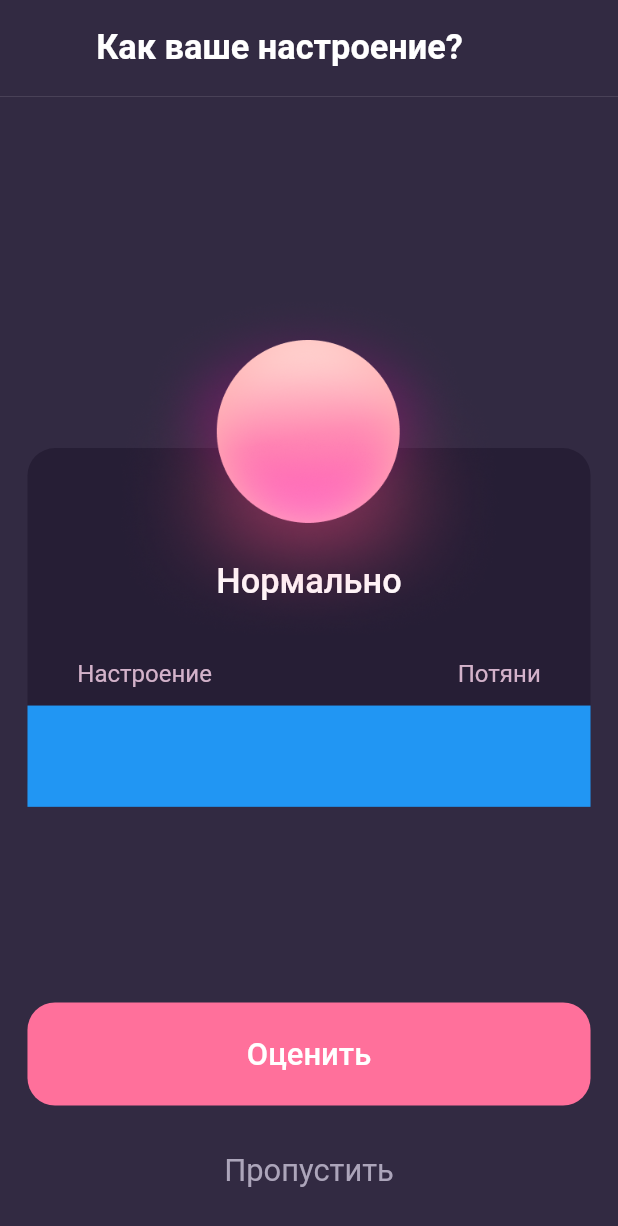
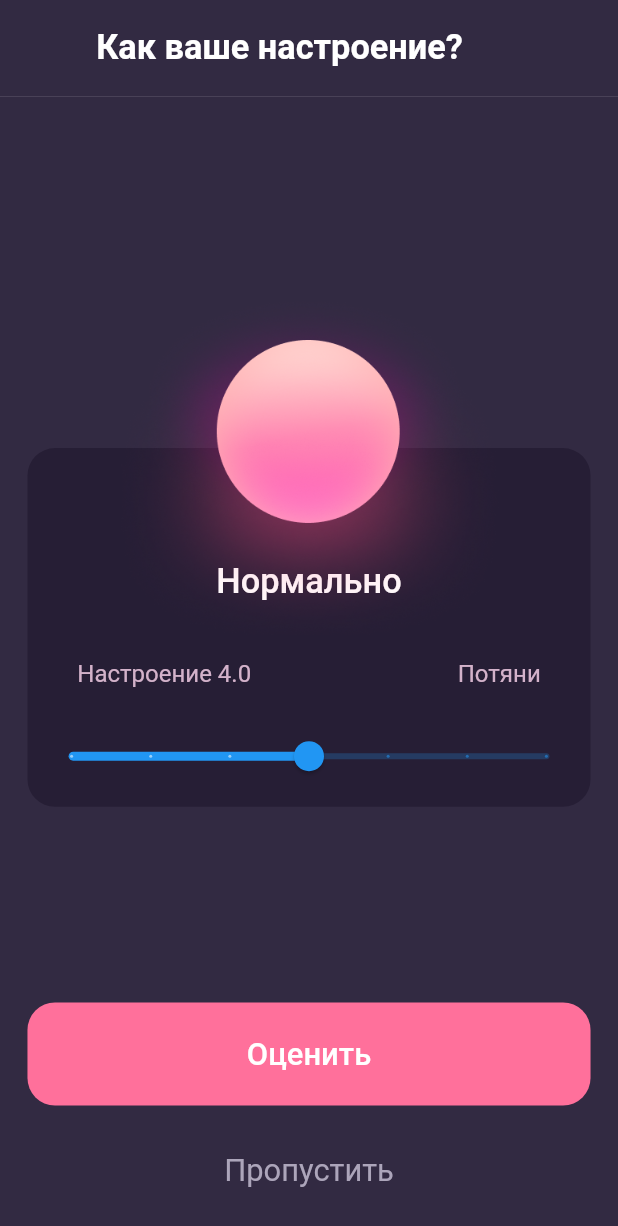
Before and after one commit to fedosovmu/mind_tracker, a Flutter app: the screen it shows after launch, on a phone screen of 412 x 824 dp. Shown: the top 1226 px of the screen. Run offline on Flutter 3.47's test engine with Material 2 defaults, Android fonts, the light colour scheme and no system bars; missing offline and left inert: dart:ffi.

Commit message:
Добавлен слайдае, а также смена цветов виджетов. Но слайдер пока имеет дефолтные стили.

```diff
--- a/lib/app_colors.dart
+++ b/lib/app_colors.dart
@@ -44,7 +44,6 @@ class AppColors {
   static final moodAssessmentPage = {
     'backgroundColor': _backgroundColor,
     'appBarTextColor': _designColors['White'],
-    'assessMoodButtonColor': _designColors['MoodColors']['4'],
     'assessMoodButtonTextColor': _designColors['White'],
     'skipButtonTextColor': Color(0xFFACA5BA),
     'moodAssessorBackgroundColor': _designColors['Purple']['SuperDark'],
--- a/lib/mood_assessment_page.dart
+++ b/lib/mood_assessment_page.dart
@@ -3,7 +3,17 @@ import 'app_colors.dart';
 import 'metrics.dart';
 
 
-class MoodAssessmentPage extends StatelessWidget {
+class MoodAssessmentPage extends StatefulWidget {
+  MoodAssessmentPage({Key key}) : super(key: key);
+
+  @override
+  _MoodAssessmentPageState createState() => _MoodAssessmentPageState();
+}
+
+class _MoodAssessmentPageState extends State<MoodAssessmentPage> {
+  double _currentSliderValue = 4;
+  int _currentMood = 4;
+
   @override
   Widget build(BuildContext context) {
     return Scaffold(
@@ -83,7 +93,7 @@ class MoodAssessmentPage extends StatelessWidget {
                         mainAxisAlignment: MainAxisAlignment.spaceBetween,
                         children: [
                           Text(
-                            'Настроение',
+                            'Настроение $_currentSliderValue',
                             style: TextStyle(
                               color: AppColors.moodAssessmentPage['moodAssessorSecondaryTextColor'],
                               fontSize: dp(14),
@@ -104,8 +114,20 @@ class MoodAssessmentPage extends StatelessWidget {
                       ),
                     ),
                     Container(
-                      color: Colors.blue,
                       height: dp(59),
+                      padding: EdgeInsets.symmetric(horizontal: dp(3)),
+                      child: Slider(
+                        value: _currentSliderValue,
+                        min: 1,
+                        max: 7,
+                        divisions: 6,
+                        onChanged: (double value) {
+                          setState(() {
+                            _currentSliderValue = value;
+                            _currentMood = value.round();
+                          });
+                        },
+                      ),
                     )
                   ],
                 ),
@@ -113,7 +135,7 @@ class MoodAssessmentPage extends StatelessWidget {
               Positioned(
                 top: 0,
                 child: Image.asset(
-                  'assets/images/mood_assessment/mood_spheres/4.png',
+                  'assets/images/mood_assessment/mood_spheres/$_currentMood.png',
                   height: dp(200),
                 )
               ),
@@ -143,7 +165,7 @@ class MoodAssessmentPage extends StatelessWidget {
                 fontWeight: FontWeight.w500,
               ),
             ),
-            color: AppColors.moodAssessmentPage['assessMoodButtonColor'],
+            color: AppColors.moodAssessmentPage['moodColors']['$_currentMood'],
             height: dp(60),
             minWidth: double.infinity,
             shape: RoundedRectangleBorder(
```
